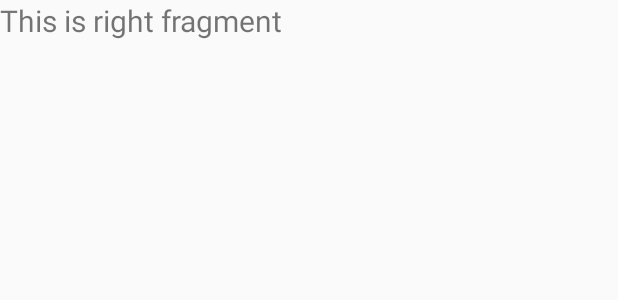
After one commit to androidjk/copymooc, an Android app: the layout activity_right_fragment.xml on its own in the app's theme, with its tools: preview values and no code run, on a phone screen of 412 x 824 dp. The commit adds this screen. Shown: the top 300 px of the screen. Run offline under Robolectric (Android 15) with nearby library versions, the phone set to English and light mode, and no system bars.

Commit message:
fragment

```diff
--- a/app/build.gradle
+++ b/app/build.gradle
@@ -26,5 +26,6 @@ dependencies {
     })
     compile 'com.android.support:appcompat-v7:26.+'
     compile 'com.android.support.constraint:constraint-layout:1.0.2'
+    compile 'com.android.support:support-v4:26.+'
     testCompile 'junit:junit:4.12'
 }
--- a/app/src/main/AndroidManifest.xml
+++ b/app/src/main/AndroidManifest.xml
@@ -16,6 +16,8 @@
                 <category android:name="android.intent.category.LAUNCHER" />
             </intent-filter>
         </activity>
+        <activity android:name=".RightFragment" />
+        <activity android:name=".LeftFragment"></activity>
     </application>
 
 </manifest>
--- /dev/null
+++ b/app/src/main/res/layout/activity_right_fragment.xml
@@ -0,0 +1,16 @@
+<?xml version="1.0" encoding="utf-8"?>
+<LinearLayout xmlns:android="http://schemas.android.com/apk/res/android"
+    xmlns:app="http://schemas.android.com/apk/res-auto"
+    xmlns:tools="http://schemas.android.com/tools"
+    android:layout_width="match_parent"
+    android:layout_height="match_parent"
+    android:orientation="vertical"
+    tools:context="com.example.copymooc.RightFragment">
+    <TextView
+        android:layout_gravity="center_vertical"
+        android:layout_width="wrap_content"
+        android:layout_height="wrap_content"
+        android:textSize="20sp"
+        android:text="This is right fragment"/>
+
+</LinearLayout>
--- a/app/src/main/res/values/strings.xml
+++ b/app/src/main/res/values/strings.xml
@@ -3,4 +3,7 @@
     <string name="menu_color">change Color</string>
     <string name="menu_size">change Size</string>
     <string name="menu_test">Test</string>
+
+    <!-- TODO: Remove or change this placeholder text -->
+    <string name="hello_blank_fragment">Hello blank fragment</string>
 </resources>
```
Also changed, not shown: app/src/main/java/com/example/copymooc/LeftFragment.java (added, +15 -0 lines), app/src/main/java/com/example/copymooc/MainActivity.java (+9 -9 lines), app/src/main/java/com/example/copymooc/RightFragment.java (added, +19 -0 lines), app/src/main/res/layout/activity_left_fragment.xml (added, +16 -0 lines), app/src/main/res/layout/activity_main.xml (+26 -8 lines).
